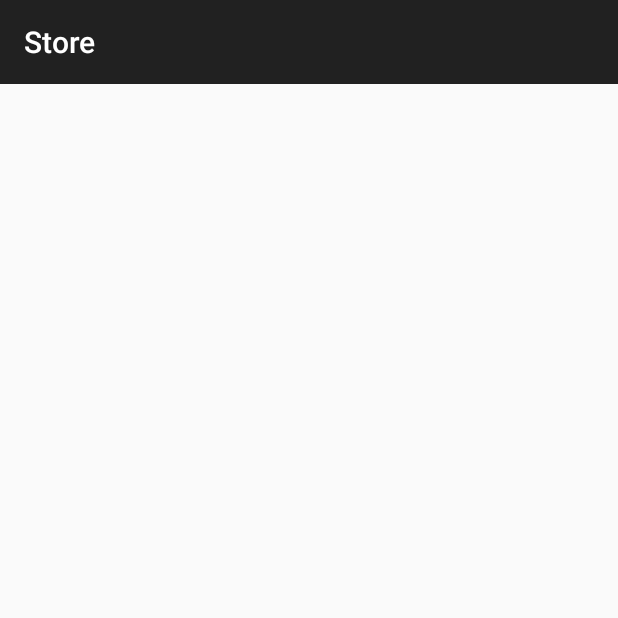
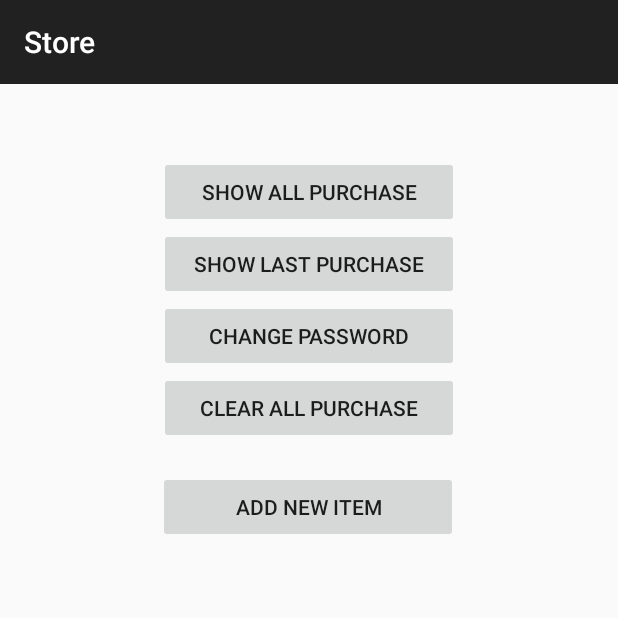
Before and after one commit to AhmedAfifi1999/Store_App, an Android app: the SettingActivity screen opened directly, with no data from a screen before it, on a phone screen of 412 x 824 dp, the top half of it. Run offline under Robolectric (Android 15) with nearby library versions, the phone set to English and light mode, and no system bars.

Commit message:
password page

```diff
--- a/app/src/main/res/layout/activity_setting.xml
+++ b/app/src/main/res/layout/activity_setting.xml
@@ -6,4 +6,54 @@
     android:layout_height="match_parent"
     tools:context=".SettingActivity">
 
+    <Button
+        android:id="@+id/button"
+        android:layout_width="200dp"
+        android:layout_height="wrap_content"
+        android:layout_marginTop="48dp"
+        android:text="show all purchase"
+        app:layout_constraintEnd_toEndOf="parent"
+        app:layout_constraintStart_toStartOf="parent"
+        app:layout_constraintTop_toTopOf="parent" />
+
+    <Button
+        android:id="@+id/button2"
+        android:layout_width="200dp"
+        android:layout_height="wrap_content"
+        android:text="show last purchase"
+        app:layout_constraintEnd_toEndOf="parent"
+        app:layout_constraintStart_toStartOf="parent"
+        app:layout_constraintTop_toBottomOf="@+id/button" />
+
+    <Button
+        android:id="@+id/button3"
+        android:layout_width="200dp"
+        android:layout_height="wrap_content"
+        android:text="Change password"
+        android:onClick="ChangePassword"
+        app:layout_constraintEnd_toEndOf="parent"
+        app:layout_constraintStart_toStartOf="parent"
+        app:layout_constraintTop_toBottomOf="@+id/button2" />
+
+    <Button
+        android:id="@+id/button4"
+        android:layout_width="200dp"
+        android:layout_height="wrap_content"
+        android:text="clear all purchase"
+        app:layout_constraintEnd_toEndOf="parent"
+        app:layout_constraintStart_toStartOf="parent"
+        app:layout_constraintTop_toBottomOf="@+id/button3" />
+
+    <Button
+        android:id="@+id/setting_add_item"
+        android:layout_width="200dp"
+        android:layout_height="wrap_content"
+        android:text="Add new item"
+        android:onClick="addItem"
+        app:layout_constraintBottom_toBottomOf="parent"
+        app:layout_constraintEnd_toEndOf="parent"
+        app:layout_constraintHorizontal_bias="0.498"
+        app:layout_constraintStart_toStartOf="parent"
+        app:layout_constraintTop_toBottomOf="@+id/button4"
+        app:layout_constraintVertical_bias="0.038" />
 </androidx.constraintlayout.widget.ConstraintLayout>
```
Also changed, not shown: app/src/main/AndroidManifest.xml (+7 -3 lines), app/src/main/java/com/example/final_project/ChangePassword.java (added, +14 -0 lines), app/src/main/java/com/example/final_project/MainActivity.java (+50 -2 lines), app/src/main/java/com/example/final_project/SettingActivity.java (+15 -0 lines), app/src/main/java/com/example/final_project/Sign_up.java (+130 -0 lines), app/src/main/res/drawable/ic_logout.xml (added, +12 -0 lines), app/src/main/res/layout/activity_change_password.xml (added, +142 -0 lines), app/src/main/res/layout/activity_sign_up.xml (+80 -72 lines), app/src/main/res/menu/main_menu.xml (added, +15 -0 lines).
